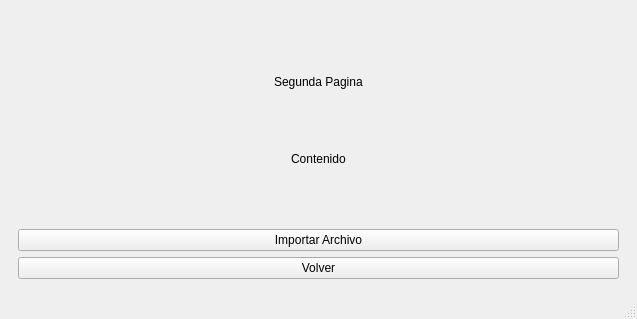
Old version of the form mainwindow.ui in the repository gustalbert11/Time-Tabling.
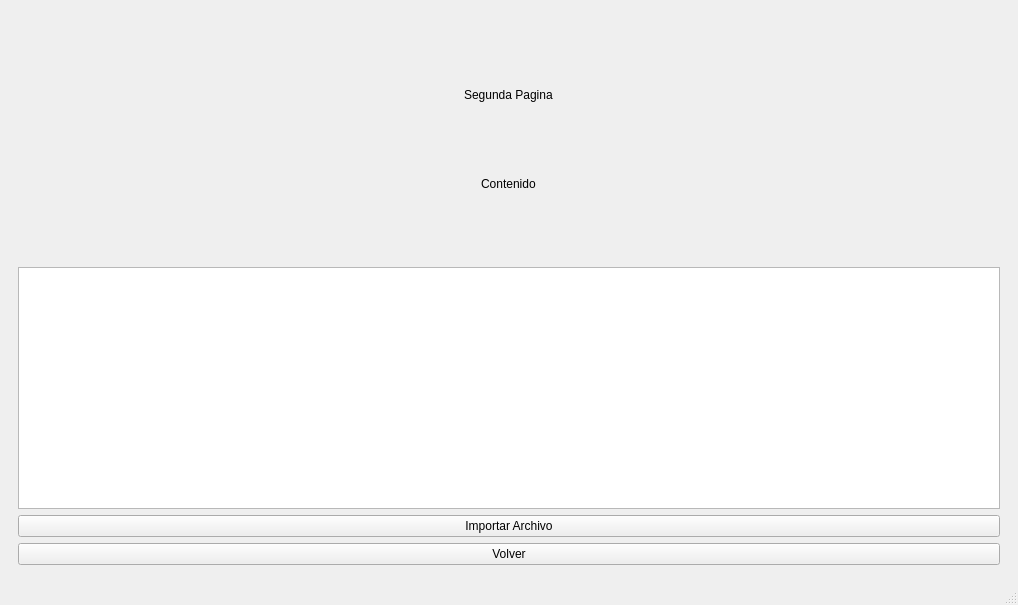
New version of the form.

Commit message: professors window complete

What changed in the file:
```diff
--- a/mainwindow.ui
+++ b/mainwindow.ui
@@ -6,8 +6,8 @@
    <rect>
     <x>0</x>
     <y>0</y>
-    <width>637</width>
-    <height>319</height>
+    <width>1018</width>
+    <height>605</height>
    </rect>
   </property>
   <property name="windowTitle">
@@ -140,6 +140,9 @@
           </item>
          </layout>
         </item>
+        <item>
+         <widget class="QTableWidget" name="tableProfessors"/>
+        </item>
         <item>
          <widget class="QPushButton" name="importButton">
           <property name="text">
```
Left out of the diff: 3 changed lines with no effect on the pictures. The commit also changes 11 other files.
